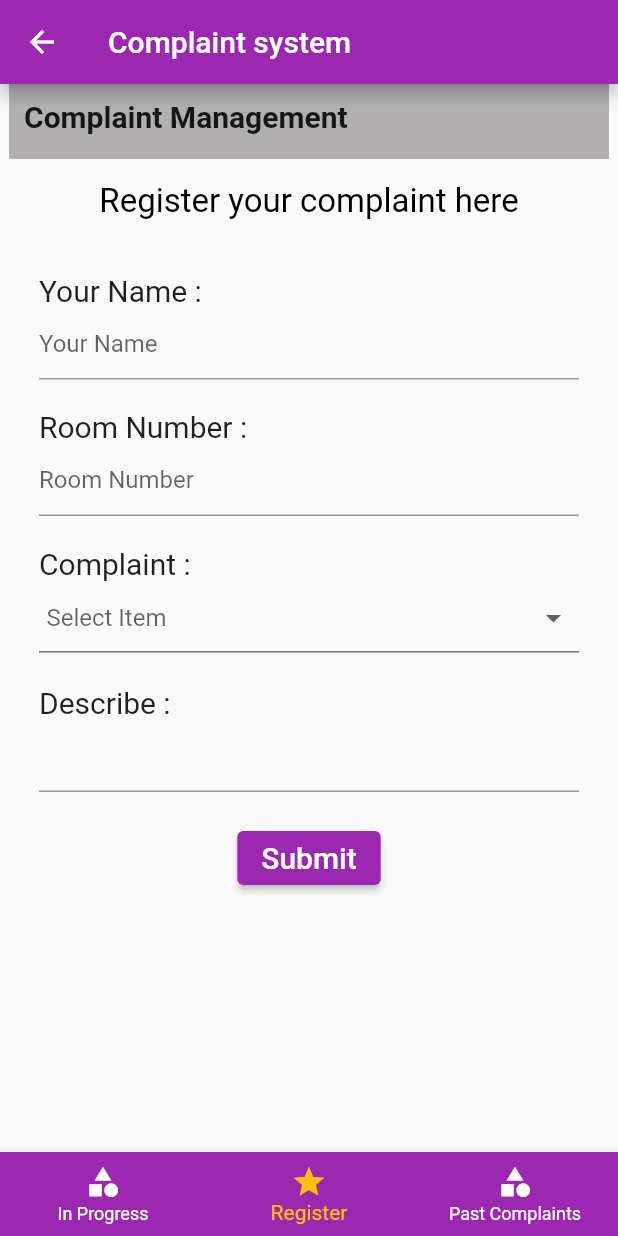
After one commit to aryad03/Bhawan_App, a Flutter app: the TabsScreen screen opened directly, item 2 of the bottom bar chosen, on a phone screen of 412 x 824 dp. The commit adds this screen. Run offline on Flutter 3.47's test engine with Material 2 defaults, Android fonts, the phone set to English and light mode, and no system bars; drawn by our look-alikes of dropdown_button2; our stand-ins replace carousel_slider.

Commit message:
Adding Complaint Page.

```diff
--- /dev/null
+++ b/lib/screens/complainInProgress.dart
@@ -0,0 +1,110 @@
+import 'package:flutter/material.dart';
+import 'package:flutter/src/widgets/container.dart';
+import 'package:flutter/src/widgets/framework.dart';
+
+class ComplaintsInProgress extends StatelessWidget {
+  const ComplaintsInProgress({super.key});
+
+  @override
+  Widget build(BuildContext context) {
+    return MaterialApp(
+      title: 'Welcome to Flutter',
+      home: Scaffold(
+        body: Column(
+          children: [
+            Container(
+              color: Color.fromARGB(255, 177, 175, 175),
+              padding: EdgeInsets.all(10),
+              height: 50,
+              width: 400,
+              child: SizedBox(
+                height: 56.0,
+                child: Text('Complain System',
+                    style:
+                    TextStyle(fontSize: 20, fontWeight: FontWeight.bold)),
+              ),
+            ),
+            Container(
+              height: 30,
+              width: 400,
+              child: SizedBox(),
+            ),
+            Container(
+              alignment: Alignment.center,
+              child: Text(
+                "Complaints in progress",
+                style: TextStyle(fontSize: 22, color: Colors.black),
+              ),
+            ),
+            Container(
+              height: 30,
+              width: 400,
+              child: SizedBox(),
+            ),
+            SingleChildScrollView(
+              scrollDirection: Axis.horizontal,
+              child: DataTable(
+                columns: [
+                  DataColumn(
+                    label: Text('Name'),
+                  ),
+                  DataColumn(
+                    label: Text('Department'),
+                  ),
+                  DataColumn(
+                    label: Text('Date'),
+                  ),
+                  DataColumn(
+                    label: Text('Description'),
+                  ),
+                ],
+                rows: [
+                  DataRow(
+                    cells: [
+                      DataCell(Text('Arshik')),
+                      DataCell(Text('Mess')),
+                      DataCell(Text('08/12/22')),
+                      DataCell(Text('XYZ')),
+                    ],
+                  ),
+                  DataRow(
+                    cells: [
+                      DataCell(Text('Arshik')),
+                      DataCell(Text('Electrical')),
+                      DataCell(Text('08/12/22')),
+                      DataCell(Text('XYZ')),
+                    ],
+                  ),
+                  DataRow(
+                    cells: [
+                      DataCell(Text('Arshik')),
+                      DataCell(Text('Maintainance')),
+                      DataCell(Text('08/12/22')),
+                      DataCell(Text('XYZ')),
+                    ],
+                  ),
+                  DataRow(
+                    cells: [
+                      DataCell(Text('Arshik')),
+                      DataCell(Text('Electrical')),
+                      DataCell(Text('08/12/22')),
+                      DataCell(Text('XYZ')),
+                    ],
+                  ),
+                  // DataRow(cells: [
+                  //   DataCell(Text('Arshik')),
+                  // DataCell(Text('Mess')),
+                  // DataCell(Text('DD/MM/YYYY')),
+                  // DataCell(Text('XYZ')),
+
+                  // ],
+                  // ),
+                ],
+              ),
+            ),
+          ],
+        ),
+      ),
+    );
+  }
+}
--- a/lib/screens/homePage.dart
+++ b/lib/screens/homePage.dart
@@ -1,4 +1,5 @@
 import 'package:bhawan_app/screens/laundryPage.dart';
+import 'package:bhawan_app/screens/tabs.dart';
 import 'package:flutter/material.dart';
 import '../utils/banner.dart';
 import 'profilePage.dart';
@@ -94,7 +95,7 @@ class TopBar extends StatelessWidget {
                       leading: Icon(Icons.report_problem),
                       title: Text('Complain'),
                       onTap: () {
-                        Navigator.pop(context);
+                        Navigator.of(context).push(MaterialPageRoute(builder: (context)=>TabsScreen()));
                       }
                   ),
                   ListTile(
--- a/lib/screens/laundryPage.dart
+++ b/lib/screens/laundryPage.dart
@@ -38,6 +38,9 @@ class _TemplateStateUser extends State<TemplateUser> {
       body: _children[currentIndex],
       bottomNavigationBar: BottomNavigationBar(
         currentIndex: currentIndex,
+        backgroundColor: Colors.purple,
+        selectedItemColor: Colors.amber,
+        unselectedItemColor: Colors.white,
         type: BottomNavigationBarType.fixed,
         // selectedItemColor: Colors.purple,
         items: <BottomNavigationBarItem>[
--- /dev/null
+++ b/lib/screens/pastComplaint.dart
@@ -0,0 +1,125 @@
+import 'package:flutter/material.dart';
+import 'package:flutter/src/widgets/container.dart';
+import 'package:flutter/src/widgets/framework.dart';
+
+class PastComplaints extends StatelessWidget {
+  const PastComplaints({super.key});
+
+  @override
+  Widget build(BuildContext context) {
+    return MaterialApp(
+      title: 'Welcome to Flutter',
+      home: Scaffold(
+        body: Column(
+          children: [
+            Container(
+              color: Color.fromARGB(255, 177, 175, 175),
+              padding: EdgeInsets.all(10),
+              height: 50,
+              width: 400,
+              child: SizedBox(
+                height: 56.0,
+                child: Text('Complain System',
+                    style:
+                    TextStyle(fontSize: 20, fontWeight: FontWeight.bold)),
+              ),
+            ),
+            Container(
+              height: 30,
+              width: 400,
+              child: SizedBox(),
+            ),
+            Container(
+              alignment: Alignment.center,
+              child: Text(
+                "Your past complaints",
+                style: TextStyle(fontSize: 22, color: Colors.black),
+              ),
+            ),
+            Container(
+              height: 30,
+              width: 400,
+              child: SizedBox(),
+            ),
+            SingleChildScrollView(
+              scrollDirection: Axis.horizontal,
+              child: DataTable(
+                columns: [
+                  DataColumn(
+                    label: Text('Name'),
+                  ),
+                  DataColumn(
+                    label: Text('Department'),
+                  ),
+                  DataColumn(
+                    label: Text('Date'),
+                  ),
+                  DataColumn(
+                    label: Text('Description'),
+                  ),
+                  DataColumn(
+                    label: Text('Status'),
+                  ),
+                  DataColumn(
+                    label: Text('How it is resolved?'),
+                  ),
+                ],
+                rows: [
+                  DataRow(
+                    cells: [
+                      DataCell(Text('Arshik')),
+                      DataCell(Text('Mess')),
+                      DataCell(Text('08/12/22')),
+                      DataCell(Text('XYZ')),
+                      DataCell(Text('Solved')),
+                      DataCell(Text('ABC')),
+                    ],
+                  ),
+                  DataRow(
+                    cells: [
+                      DataCell(Text('Arshik')),
+                      DataCell(Text('Electrical')),
+                      DataCell(Text('08/12/22')),
+                      DataCell(Text('XYZ')),
+                      DataCell(Text('Solved')),
+                      DataCell(Text('ABC')),
+                    ],
+                  ),
+                  DataRow(
+                    cells: [
+                      DataCell(Text('Arshik')),
+                      DataCell(Text('Maintainance')),
+                      DataCell(Text('08/12/22')),
+                      DataCell(Text('XYZ')),
+                      DataCell(Text('Solved')),
+                      DataCell(Text('ABC')),
+                    ],
+                  ),
+                  DataRow(
+                    cells: [
+                      DataCell(Text('Arshik')),
+                      DataCell(Text('Electrical')),
+                      DataCell(Text('08/12/22')),
+                      DataCell(Text('XYZ')),
+                      DataCell(Text('Solved')),
+                      DataCell(Text('ABC')),
+                    ],
+                  ),
+                  // DataRow(cells: [
+                  //   DataCell(Text('Arshik')),
+                  // DataCell(Text('Mess')),
+                  // DataCell(Text('DD/MM/YYYY')),
+                  // DataCell(Text('XYZ')),
+                  // DataCell(Text('Solved')),
+                  // DataCell(Text('ABC')),
+                  // ],
+                  // ),
+                ],
+              ),
+            ),
+          ],
+        ),
+      ),
+    );
+  }
+}
--- /dev/null
+++ b/lib/screens/registerComplaint.dart
@@ -0,0 +1,180 @@
+import 'package:flutter/material.dart';
+import 'package:dropdown_button2/dropdown_button2.dart';
+import '../utils/button.dart';
+
+class registerComplaint extends StatefulWidget {
+  const registerComplaint({super.key});
+
+  @override
+  State<registerComplaint> createState() => _registerComplaintState();
+}
+
+class _registerComplaintState extends State<registerComplaint> {
+  final List<String> items = [
+    'Mess',
+    'Electrical',
+    'Maintainance',
+    'Others',
+  ];
+  String? selectedValue;
+
+  @override
+  Widget build(BuildContext context) {
+    return MaterialApp(
+      theme: ThemeData(
+        primarySwatch: Colors.purple,
+      ),
+      title: 'Welcome to Flutter',
+      home: Scaffold(
+        resizeToAvoidBottomInset: false,
+        body: SingleChildScrollView(
+          child: Column(
+            children: [
+              Container(
+                color: Color.fromARGB(255, 177, 175, 175),
+                padding: EdgeInsets.all(10),
+                height: 50,
+                width: 400,
+                child: SizedBox(
+                  height: 56.0,
+                  child: Text('Complaint Management',
+                      style:
+                      TextStyle(fontSize: 20, fontWeight: FontWeight.bold)),
+                ),
+              ),
+              SingleChildScrollView(
+                child: Column(
+                  children: <Widget>[
+                    Container(
+                      height: 15,
+                      width: 400,
+                      child: SizedBox(),
+                    ),
+                    Container(
+                      alignment: Alignment.center,
+                      child: Text(
+                        textAlign: TextAlign.center,
+                        "Register your complaint here",
+                        style: TextStyle(fontSize: 22, color: Colors.black),
+                      ),
+                    ),
+                    Container(
+                      height: 15,
+                      width: 400,
+                      child: SizedBox(),
+                    ),
+                    Container(
+                      padding: EdgeInsets.all(20),
+                      width: 400,
+                      alignment: Alignment.topLeft,
+                      child: Column(
+                        children: [
+                          Align(
+                            alignment: Alignment.centerLeft,
+                            child: Text("Your Name :",
+                                style: TextStyle(fontSize: 20)),
+                          ),
+                          TextField(
+                            decoration: InputDecoration(
+                                hintText: 'Your Name ',
+                                labelStyle: new TextStyle(
+                                    color: const Color(0xFF424242))),
+                          ),
+                          SizedBox(
+                            height: 20,
+                          ),
+                          Align(
+                            alignment: Alignment.centerLeft,
+                            child: Text("Room Number :",
+                                style: TextStyle(fontSize: 20)),
+                          ),
+                          TextField(
+                            decoration: InputDecoration(
+                              hintText: 'Room Number',
+                            ),
+                          ),
+                          SizedBox(
+                            height: 20,
+                          ),
+                          Align(
+                            alignment: Alignment.centerLeft,
+                            child: Text("Complaint :",
+                                style: TextStyle(fontSize: 20)),
+                          ),
+                          SizedBox(
+                            height: 5,
+                          ),
+                          Center(
+                            child: DropdownButtonHideUnderline(
+                              child: DropdownButton2(
+                                hint: Text(
+                                  'Select Item',
+                                  style: TextStyle(
+                                    fontSize: 16,
+                                    color: Theme.of(context).hintColor,
+                                  ),
+                                ),
+                                items: items
+                                    .map((item) => DropdownMenuItem<String>(
+                                  value: item,
+                                  child: Text(
+                                    item,
+                                    style: const TextStyle(
+                                      fontSize: 14,
+                                    ),
+                                  ),
+                                ))
+                                    .toList(),
+                                value: selectedValue,
+                                onChanged: (value) {
+                                  setState(() {
+                                    selectedValue = value as String;
+                                  });
+                                },
+                                buttonHeight: 40,
+                                buttonWidth: 350,
+                                itemHeight: 40,
+                              ),
+                            ),
+                          ),
+                          Divider(
+                            color: Color.fromARGB(255, 119, 117, 117),
+                            height: 5,
+                            thickness: 1,
+                            indent: 0,
+                            endIndent: 0,
+                          ),
+                          SizedBox(
+                            height: 20,
+                          ),
+                          Align(
+                            alignment: Alignment.centerLeft,
+                            child: Text("Describe :",
+                                style: TextStyle(fontSize: 20)),
+                          ),
+                          TextField(
+                            scrollPadding: EdgeInsets.only(bottom: 40),
+                            minLines: 1,
+                            maxLines:
+                            3, // allow user to enter 3 line in textfield
+                            keyboardType: TextInputType
+                                .multiline, // user keyboard will have a button to move cursor to next line
+                          ),
+                          SizedBox(
+                            height: 20,
+                          ),
+                          Button("Submit", () => {}),
+                        ],
+                      ),
+                    ),
+                  ],
+                ),
+              ),
+            ],
+          ),
+        ),
+      ),
+    );
+    ;
+  }
+}
--- /dev/null
+++ b/lib/screens/tabs.dart
@@ -0,0 +1,67 @@
+import 'package:bhawan_app/main.dart';
+import 'package:bhawan_app/screens/pastComplaint.dart';
+import 'package:bhawan_app/screens/registerComplaint.dart';
+import 'package:flutter/material.dart';
+
+import 'complainInProgress.dart';
+
+class TabsScreen extends StatefulWidget {
+  @override
+  _TabsScreenState createState() => _TabsScreenState();
+}
+
+class _TabsScreenState extends State<TabsScreen> {
+  final List<Map<String, Widget>> pages = [
+    {
+      'page': ComplaintsInProgress(),
+    },
+    {
+      'page': registerComplaint(),
+    },
+    {
+      'page': PastComplaints(),
+    },
+  ];
+  int selectedPageIndex = 0;
+
+  void selectPage(int index) {
+    setState(() {
+      selectedPageIndex = index;
+    });
+  }
+
+  @override
+  Widget build(BuildContext context) {
+    return Scaffold(
+      appBar: AppBar(
+        title: Text('Complaint system'),
+        backgroundColor: Colors.purple,
+      ),
+      body: pages[selectedPageIndex]['page'],
+      bottomNavigationBar: BottomNavigationBar(
+        onTap: selectPage,
+        backgroundColor: Colors.purple,
+        unselectedItemColor: Colors.white,
+        selectedItemColor: Colors.amber,
+        currentIndex: selectedPageIndex,
+        items: [
+          BottomNavigationBarItem(
+            backgroundColor: Theme.of(context).primaryColor,
+            icon: Icon(Icons.category),
+            label: 'In Progress',
+          ),
+          BottomNavigationBarItem(
+            backgroundColor: Theme.of(context).primaryColor,
+            icon: Icon(Icons.star),
+            label: 'Register',
+          ),
+          BottomNavigationBarItem(
+            backgroundColor: Theme.of(context).primaryColor,
+            icon: Icon(Icons.category),
+            label: 'Past Complaints',
+          ),
+        ],
+      ),
+    );
+  }
+}
--- a/pubspec.yaml
+++ b/pubspec.yaml
@@ -37,6 +37,7 @@ dependencies:
   # Use with the CupertinoIcons class for iOS style icons.
   cupertino_icons: ^1.0.2
   carousel_slider: ^4.1.1
+  dropdown_button2: ^1.8.4
 
 dev_dependencies:
   flutter_test:
```
Also changed, not shown: pubspec.lock.
